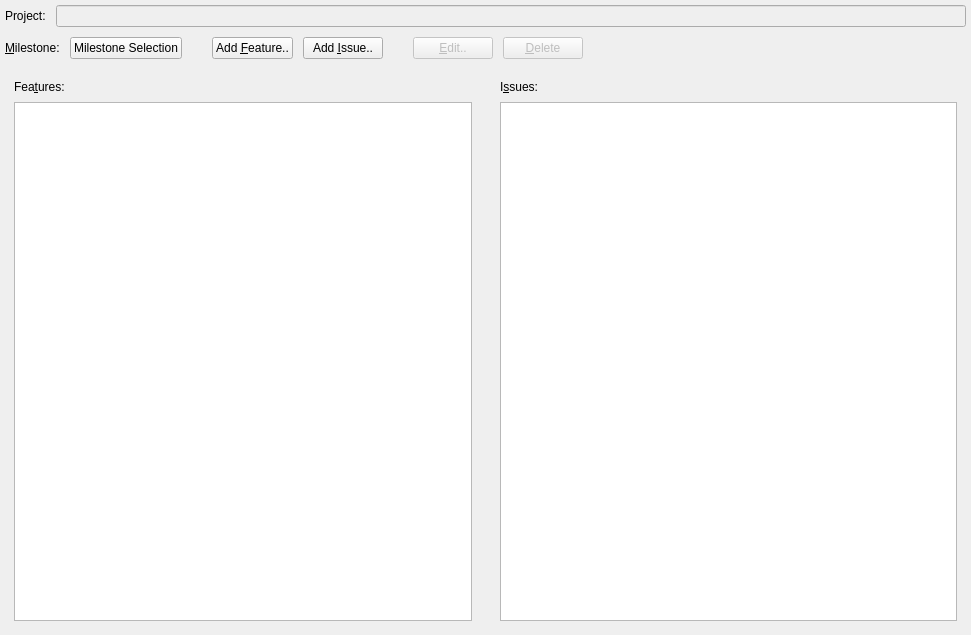
First picture: the form in forms/roadmap.ui, repository skriticos/nelia1, before the edit.
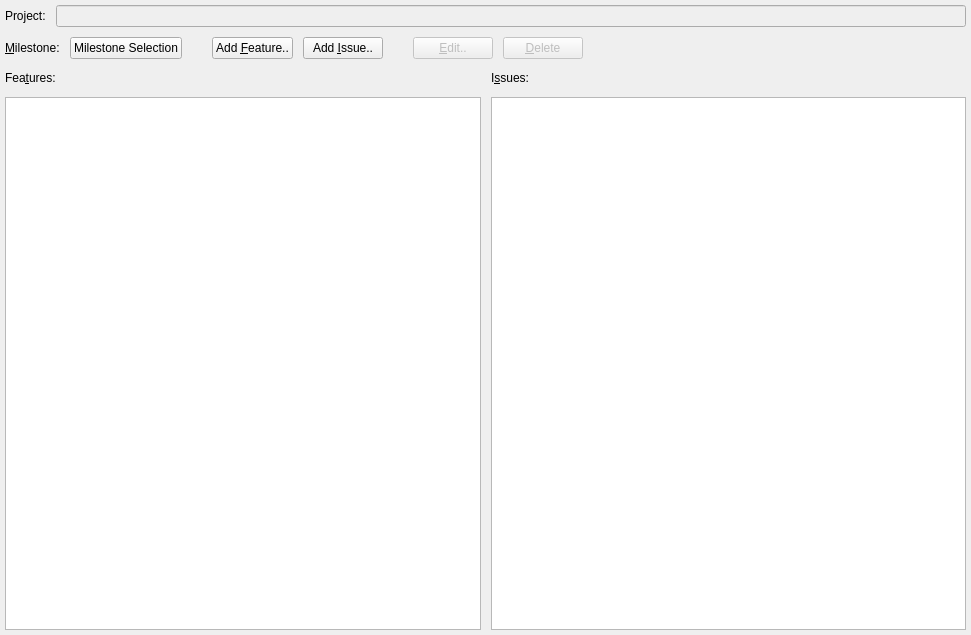
Second picture: the form after the edit.

Commit message: renamed table features and issues to feature and issue

Diff of the .ui file:
```diff
--- a/forms/roadmap.ui
+++ b/forms/roadmap.ui
@@ -172,6 +172,12 @@
       <item row="0" column="1">
        <widget class="QWidget" name="widget_2" native="true">
         <layout class="QGridLayout" name="gridLayout_7">
+         <property name="margin">
+          <number>0</number>
+         </property>
+         <property name="spacing">
+          <number>10</number>
+         </property>
          <item row="0" column="0">
           <widget class="QLabel" name="label_many">
            <property name="minimumSize">
@@ -210,6 +216,12 @@
       <item row="0" column="0">
        <widget class="QWidget" name="widget" native="true">
         <layout class="QGridLayout" name="gridLayout_6">
+         <property name="margin">
+          <number>0</number>
+         </property>
+         <property name="spacing">
+          <number>10</number>
+         </property>
          <item row="1" column="0">
           <widget class="QTableView" name="table_features">
            <property name="editTriggers">
```
Left out of the diff: 12 changed lines with no effect on the pictures.
